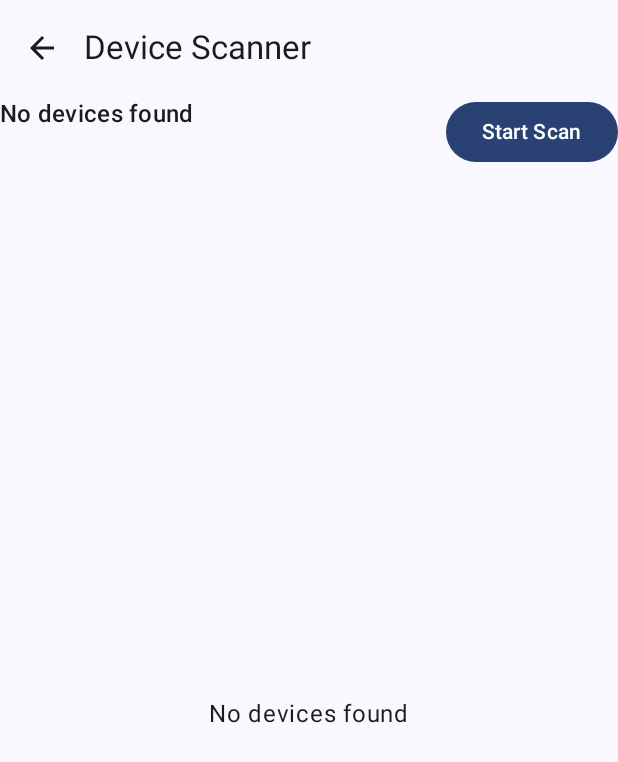
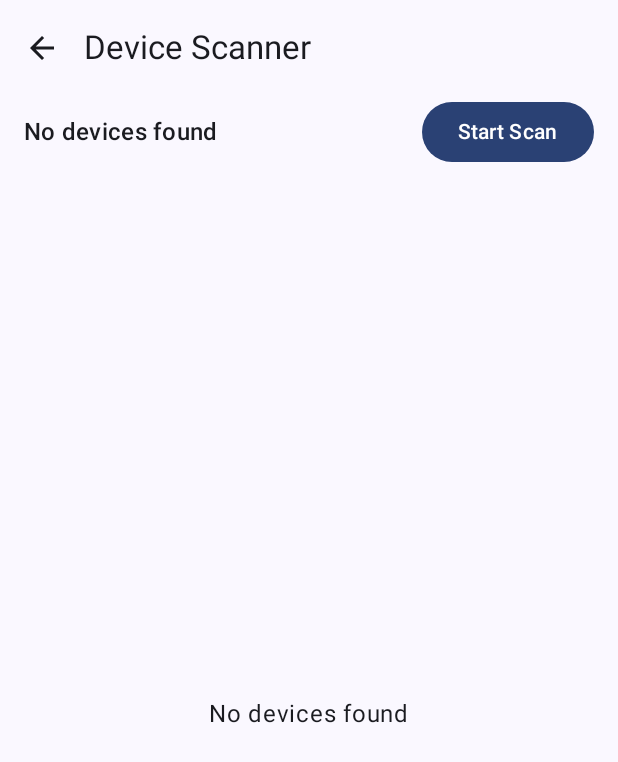
Before and after one commit to xarlord/btsec-testtool, an Android app built with Jetpack Compose: the composable ScannerScreen called with empty values, on a phone screen of 412 x 824 dp. Shown: the top 762 px of the screen. Run offline under Robolectric (Android 15) with nearby library versions, the phone set to English and light mode, and no system bars; our stand-ins replace Dagger/Hilt's generated code.

Commit message:
🎨 Palette: Add visual feedback and loading states to Scanner
💡 What:
- Added a `CircularProgressIndicator` and a "Scanning..." message to `ScannerScreen` while devices are being scanned but none are found yet.
- Aligned scan controls to the center vertically.
- Updated back button `contentDescription` to use localized string `R.string.cd_navigate_up` in both `ScannerScreen` and `DashboardScreen`.

🎯 Why:
- Gives immediate visual feedback to the user so they know a scan is actively running instead of staring at a blank screen or a "No devices found" string prematurely.
- Improved accessibility for screen readers.

Co-authored-by: xarlord <50148131+xarlord@users.noreply.github.com>

```diff
--- a/app/src/main/java/com/btsec/testtool/presentation/feature/dashboard/DashboardScreen.kt
+++ b/app/src/main/java/com/btsec/testtool/presentation/feature/dashboard/DashboardScreen.kt
@@ -60,7 +60,7 @@ fun DashboardScreen(
                     IconButton(onClick = onBack) {
                         Icon(
                             imageVector = Icons.Default.ArrowBack,
-                            contentDescription = "Navigate back"
+                            contentDescription = stringResource(R.string.cd_navigate_up)
                         )
                     }
                 }
--- a/app/src/main/java/com/btsec/testtool/presentation/feature/scanner/ScannerScreen.kt
+++ b/app/src/main/java/com/btsec/testtool/presentation/feature/scanner/ScannerScreen.kt
@@ -51,7 +51,7 @@ fun ScannerScreen(
                     IconButton(onClick = onBack) {
                         Icon(
                             imageVector = Icons.Default.ArrowBack,
-                            contentDescription = "Navigate back"
+                            contentDescription = stringResource(R.string.cd_navigate_up)
                         )
                     }
                 }
@@ -79,12 +79,15 @@ private fun ScanControls(
     onStopScan: () -> Unit
 ) {
     Row(
-        modifier = Modifier.fillMaxWidth(),
-        horizontalArrangement = Arrangement.SpaceBetween
+        modifier = Modifier.fillMaxWidth().padding(horizontal = 16.dp),
+        horizontalArrangement = Arrangement.SpaceBetween,
+        verticalAlignment = Alignment.CenterVertically
     ) {
         Text(
             text = if (deviceCount > 0) {
                 stringResource(R.string.scanner_devices_found, deviceCount)
+            } else if (isScanning) {
+                stringResource(R.string.scanner_scanning)
             } else {
                 stringResource(R.string.scanner_no_devices)
             },
@@ -104,12 +107,22 @@ private fun ScanControls(
 
 @Composable
 private fun DeviceList(devices: List<BluetoothDevice>, isScanning: Boolean) {
-    if (devices.isEmpty() && !isScanning) {
+    if (devices.isEmpty()) {
         Box(
             modifier = Modifier.fillMaxSize(),
             contentAlignment = Alignment.Center
         ) {
-            Text(stringResource(R.string.scanner_no_devices))
+            if (isScanning) {
+                Column(
+                    horizontalAlignment = Alignment.CenterHorizontally,
+                    verticalArrangement = Arrangement.spacedBy(16.dp)
+                ) {
+                    CircularProgressIndicator()
+                    Text(stringResource(R.string.scanner_scanning))
+                }
+            } else {
+                Text(stringResource(R.string.scanner_no_devices))
+            }
         }
     } else {
         LazyColumn(
```
Also changed, not shown: 1 other file.
